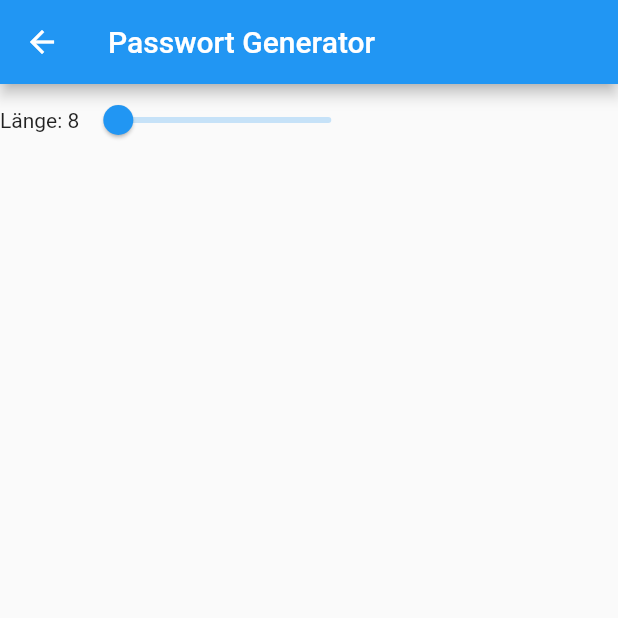
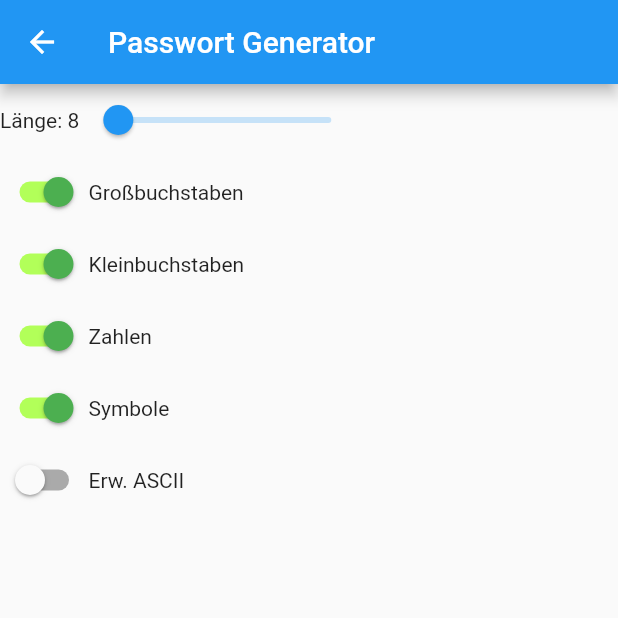
Before and after one commit to ErikNissen/Projekt-X, a Flutter app: the SecondScreen screen opened by its route, on a phone screen of 412 x 824 dp, the top half of it. Run offline on Flutter 3.47's test engine with Material 2 defaults, Android fonts, the phone set to English and light mode, and no system bars; missing offline and left inert: dart:html, environment_sensors, light.

```diff
--- a/lib/main.dart
+++ b/lib/main.dart
@@ -73,15 +73,6 @@ class SecondScreen extends StatelessWidget {
 
   @override
   Widget build(BuildContext context) {
-    String _verSym = "";
-    String _sym = """
-    ABCDEFGHIJKLMNOPQRSTUVWXYZ
-    abcdefghijklmnopqrstuvwxyz
-    0123456789
-    !\\"§\$%&/()=?*'<>;,:.-_+#~@{[]}´`|°^
-    €‚ƒ„…†‡ˆ‰Š‹ŒŽ‘’“”•–—˜™š›œžŸ¡¢£¤¥¦§¨©ª«¬®¯±²³µ¶·¸¹º»¼½¾¿ÀÁÂÃÄÅÆÇÈÉÊËÌÍÎÏÐÑÒÓÔÕÖ×ØÙÚÛÜÝÞßàáâãäåæçèéêëìíîïðñòóôõö÷øùúûüýþÿ
-    """.replaceAll("\n", "").replaceAll(" ", "");
-    final String _erlSym = _sym.replaceAll(_verSym, "");
 
     return Scaffold(
       appBar: AppBar(
@@ -89,7 +80,13 @@ class SecondScreen extends StatelessWidget {
       ),
       body: Column(
         children: [
+          Row(
+            children: [
               pwlenSlider(),
+
+            ],
+          ),
+          pwOptions()
         ],
       ),
     );
@@ -103,23 +100,28 @@ class PWText extends StatefulWidget {
 
 class _PWText extends State<PWText> {
   String _pw = "";
+  String _verSym = "";
 
   @override
   Widget build(BuildContext context) {
-    return Row(
+    return Column(
+      children: [
+        Row(
           children: [
             Text(_pw),
             IconButton(
-          icon: Icon(Icons.copy),
+              icon: const Icon(Icons.copy),
               onPressed: () {
                 setState(() async {
-              _pw = await crypto.Gen_Password(crypto.data());
+                  _pw = await crypto.Gen_Password(crypto.data(), _verSym);
                 });
                 Clipboard.setData(
                   ClipboardData(text: _pw)
                 );
               },
-        )
+            ),
+          ],
+        ),
       ],
     );
   }
@@ -135,7 +137,9 @@ class _pwlenSlider extends State<pwlenSlider> {
 
   @override
   Widget build(BuildContext context) {
-    return Row(
+    return Column(
+      children: [
+        Row(
           children: [
             Text("Länge: ${_pwlen.round()}"),
             Slider(
@@ -149,6 +153,105 @@ class _pwlenSlider extends State<pwlenSlider> {
                   _pwlen = value;
                 });
               },
+            )
+          ],
+        ),
+
+      ],
+    );
+  }
+}
+
+class pwOptions extends StatefulWidget{
+  @override
+  _pwOptions createState() => _pwOptions();
+}
+
+class _pwOptions extends State<pwOptions> {
+  bool UC = true;
+  bool LC = true;
+  bool num = true;
+  bool sym = true;
+  bool erwASCII = false;
+
+  @override
+  Widget build(BuildContext context) {
+    return Column(
+      children: [
+        Row(
+          children: [
+            Switch(
+              value: UC,
+              onChanged: (value) {
+                setState(() {
+                  UC = value;
+                });
+              },
+              activeTrackColor: Colors.lightGreenAccent,
+              activeColor: Colors.green,
+            ),
+            const Text("Großbuchstaben")
+          ],
+        ),
+        Row(
+          children: [
+            Switch(
+              value: LC,
+              onChanged: (value) {
+                setState(() {
+                  LC = value;
+                });
+              },
+              activeTrackColor: Colors.lightGreenAccent,
+              activeColor: Colors.green,
+            ),
+            const Text("Kleinbuchstaben")
+          ],
+        ),
+        Row(
+          children: [
+            Switch(
+              value: num,
+              onChanged: (value) {
+                setState(() {
+                  num = value;
+                });
+              },
+              activeTrackColor: Colors.lightGreenAccent,
+              activeColor: Colors.green,
+            ),
+            const Text("Zahlen")
+          ],
+        ),
+        Row(
+          children: [
+            Switch(
+              value: sym,
+              onChanged: (value) {
+                setState(() {
+                  sym = value;
+                });
+              },
+              activeTrackColor: Colors.lightGreenAccent,
+              activeColor: Colors.green,
+            ),
+            const Text("Symbole")
+          ],
+        ),
+        Row(
+          children: [
+            Switch(
+              value: erwASCII,
+              onChanged: (value) {
+                setState(() {
+                  erwASCII = value;
+                });
+              },
+              activeTrackColor: Colors.lightGreenAccent,
+              activeColor: Colors.green,
+            ),
+            const Text("Erw. ASCII")
+          ],
         )
       ],
     );
```
Also changed, not shown: lib/crypto.dart (+39 -30 lines). Lines whose indentation alone changed are shown as unchanged.
